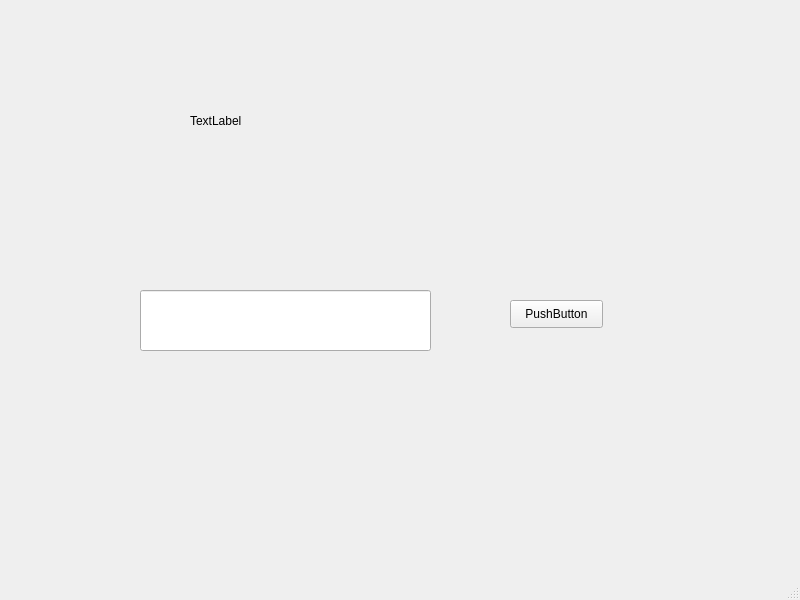
The window that Ressource/mon_interface_graphique.ui (SCP-8530/Cartage) describes before a commit, drawn with Qt 5.
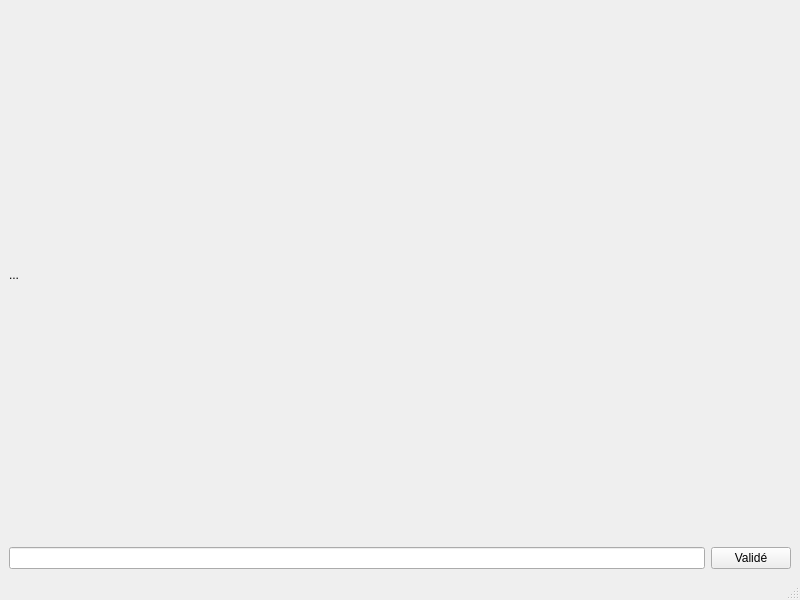
The same window after the commit.

Diff of the .ui file:
```diff
--- a/Ressource/mon_interface_graphique.ui
+++ b/Ressource/mon_interface_graphique.ui
@@ -14,42 +14,25 @@
    <string>MainWindow</string>
   </property>
   <widget class="QWidget" name="centralwidget">
-   <widget class="QPushButton" name="pushButton">
-    <property name="geometry">
-     <rect>
-      <x>510</x>
-      <y>300</y>
-      <width>93</width>
-      <height>28</height>
-     </rect>
-    </property>
+   <layout class="QGridLayout" name="gridLayout">
+    <item row="1" column="0">
+     <widget class="QLineEdit" name="InputLineEdit"/>
+    </item>
+    <item row="1" column="1">
+     <widget class="QPushButton" name="ValidationBtn">
     <property name="text">
-     <string>PushButton</string>
-    </property>
-   </widget>
-   <widget class="QLabel" name="label">
-    <property name="geometry">
-     <rect>
-      <x>190</x>
-      <y>20</y>
-      <width>311</width>
-      <height>201</height>
-     </rect>
-    </property>
+       <string>Validé</string>
+      </property>
+     </widget>
+    </item>
+    <item row="0" column="0" colspan="2">
+     <widget class="QLabel" name="ConsoleLbl">
     <property name="text">
-     <string>TextLabel</string>
-    </property>
-   </widget>
-   <widget class="QLineEdit" name="lineEdit">
-    <property name="geometry">
-     <rect>
-      <x>140</x>
-      <y>290</y>
-      <width>291</width>
-      <height>61</height>
-     </rect>
-    </property>
-   </widget>
+       <string>...</string>
+      </property>
+     </widget>
+    </item>
+   </layout>
   </widget>
   <widget class="QMenuBar" name="menubar">
    <property name="geometry">
```
Lines whose indentation alone changed are shown as unchanged.
